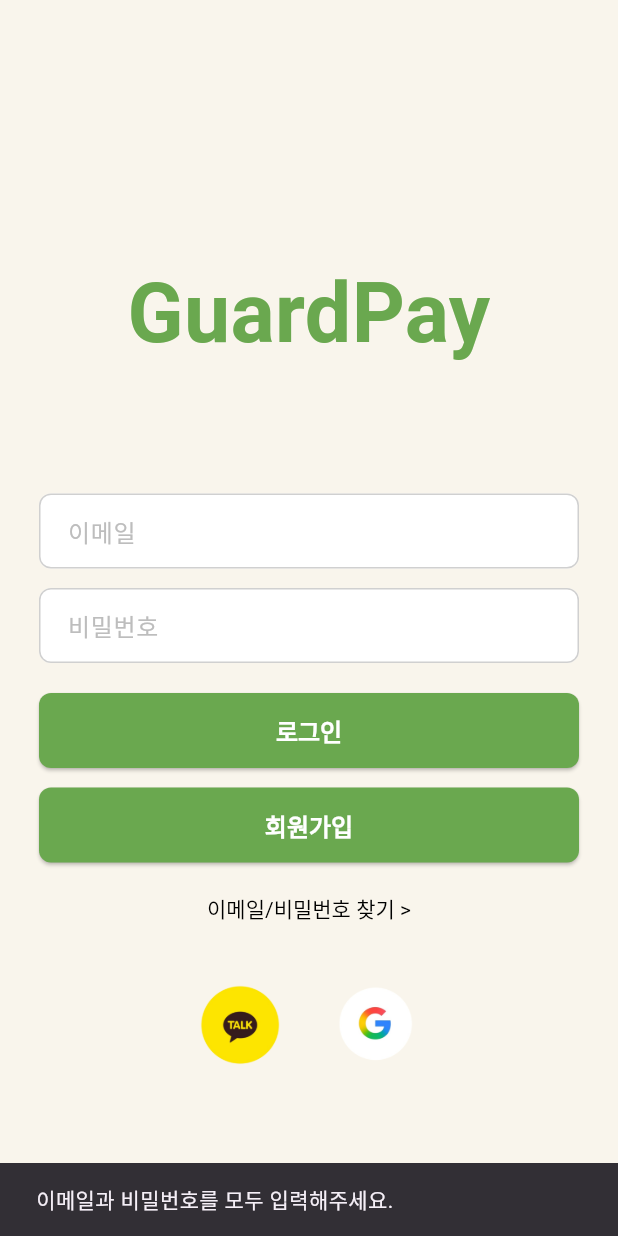
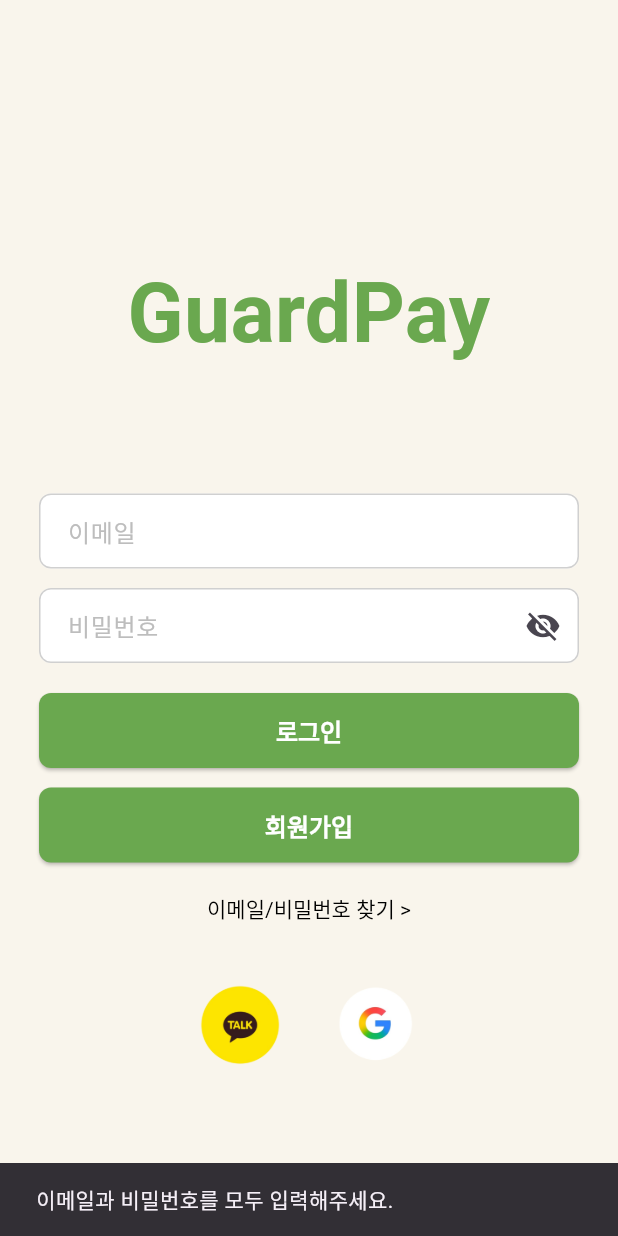
Before and after one commit to minmin02/guardpayFlutter, a Flutter app: the screen it shows after launch, after a tap on "로그인", on a phone screen of 412 x 824 dp. Run offline on Flutter 3.47's test engine with Material 3 defaults, Android fonts, the phone set to English and light mode, and no system bars; our stand-ins replace flutter_secure_storage; missing offline and left inert: kakao_flutter_sdk_user.

Commit message:
로그인화면 토근인증 연결

```diff
--- a/lib/features/auth/screens/login_screen.dart
+++ b/lib/features/auth/screens/login_screen.dart
@@ -1,6 +1,7 @@
 import 'package:flutter/material.dart';
 import 'dart:convert';
 import 'package:http/http.dart' as http;
+import 'package:flutter_secure_storage/flutter_secure_storage.dart';
 
 class LoginScreen extends StatefulWidget {
   const LoginScreen({super.key});
@@ -12,7 +13,9 @@ class LoginScreen extends StatefulWidget {
 class _LoginScreenState extends State<LoginScreen> {
   final _emailController = TextEditingController();
   final _passwordController = TextEditingController();
+  final _storage = const FlutterSecureStorage();
   bool _isLoading = false;
+  bool _obscureText = true;
 
   Future<void> _handleLogin() async {
     if (_emailController.text.isEmpty || _passwordController.text.isEmpty) {
@@ -37,10 +40,18 @@ class _LoginScreenState extends State<LoginScreen> {
       );
 
       if (response.statusCode == 200) {
+        final data = jsonDecode(response.body);
+
+        // ✅ 토큰 저장
+        await _storage.write(key: 'accessToken', value: data['accessToken']);
+        await _storage.write(key: 'refreshToken', value: data['refreshToken']);
+
         ScaffoldMessenger.of(context).showSnackBar(
           const SnackBar(content: Text('로그인 성공!')),
         );
-        // TODO: 홈 화면 이동
+
+        // ✅ 홈 화면으로 이동 (로그인 페이지는 제거)
+        Navigator.pushReplacementNamed(context, '/home');
       } else {
         final error = jsonDecode(response.body);
         ScaffoldMessenger.of(context).showSnackBar(
@@ -59,7 +70,7 @@ class _LoginScreenState extends State<LoginScreen> {
   @override
   Widget build(BuildContext context) {
     return Scaffold(
-      backgroundColor: const Color(0xFFF9F5EC), // theme와 통일
+      backgroundColor: const Color(0xFFF9F5EC),
       body: SafeArea(
         child: SingleChildScrollView(
           padding: const EdgeInsets.symmetric(horizontal: 26, vertical: 60),
@@ -76,7 +87,6 @@ class _LoginScreenState extends State<LoginScreen> {
                   fontWeight: FontWeight.bold,
                 ),
               ),
-
               const SizedBox(height: 80),
               TextField(
                 controller: _emailController,
@@ -89,21 +99,29 @@ class _LoginScreenState extends State<LoginScreen> {
                   EdgeInsets.symmetric(vertical: 13.0, horizontal: 15.0),
                 ),
               ),
-
               const SizedBox(height: 13),
               TextField(
                 controller: _passwordController,
-                obscureText: true,
-                decoration: const InputDecoration(
+                obscureText: _obscureText,
+                decoration: InputDecoration(
                   hintText: '비밀번호',
-                  border: OutlineInputBorder(),
+                  border: const OutlineInputBorder(),
                   filled: true,
                   fillColor: Colors.white,
-                  contentPadding:
-                  EdgeInsets.symmetric(vertical: 13.0, horizontal: 15.0),
+                  contentPadding: const EdgeInsets.symmetric(
+                      vertical: 13.0, horizontal: 15.0),
+                  suffixIcon: IconButton(
+                    icon: Icon(
+                      _obscureText ? Icons.visibility_off : Icons.visibility,
+                    ),
+                    onPressed: () {
+                      setState(() {
+                        _obscureText = !_obscureText;
+                      });
+                    },
+                  ),
                 ),
               ),
-
               const SizedBox(height: 20),
               ElevatedButton(
                 onPressed: _isLoading ? null : _handleLogin,
@@ -122,7 +140,6 @@ class _LoginScreenState extends State<LoginScreen> {
                     ? const CircularProgressIndicator(color: Colors.white)
                     : const Text('로그인'),
               ),
-
               const SizedBox(height: 13),
               ElevatedButton(
                 onPressed: () {
@@ -141,7 +158,6 @@ class _LoginScreenState extends State<LoginScreen> {
                 ),
                 child: const Text('회원가입'),
               ),
-
               const SizedBox(height: 7),
               TextButton(
                 onPressed: () {
@@ -153,14 +169,13 @@ class _LoginScreenState extends State<LoginScreen> {
                 ),
                 child: const Text('이메일/비밀번호 찾기 >'),
               ),
-
               const SizedBox(height: 18),
               Row(
                 mainAxisAlignment: MainAxisAlignment.center,
                 children: [
                   GestureDetector(
                     onTap: () {
-                      // TODO: 카카오 로그인 로직 구현
+                      // TODO: 카카오 로그인 로직
                     },
                     child: Image.asset(
                       'assets/images/kakao_logo.png',
@@ -171,7 +186,7 @@ class _LoginScreenState extends State<LoginScreen> {
                   const SizedBox(width: 22),
                   GestureDetector(
                     onTap: () {
-                      // TODO: 구글 로그인 로직 구현
+                      // TODO: 구글 로그인 로직
                     },
                     child: Image.asset(
                       'assets/images/google_logo.png',
--- a/lib/main.dart
+++ b/lib/main.dart
@@ -1,38 +1,40 @@
 import 'package:flutter/material.dart';
 import 'package:kakao_flutter_sdk_user/kakao_flutter_sdk_user.dart';
-
-// --- 필요한 파일들을 모두 import 합니다 ---
+import 'package:flutter_secure_storage/flutter_secure_storage.dart';
 import 'config/theme.dart';
 import 'features/auth/screens/login_screen.dart';
 import 'features/auth/screens/signup_screen.dart';
 import 'features/auth/screens/reset_password_screen.dart';
+import 'features/auth/screens/home_screen.dart';
 
-void main() {
-  // ✅ 앱이 시작되기 전에 카카오 SDKS 초기화합니다.
-  KakaoSdk.init(
-    nativeAppKey: '6cdfe8239c6cf5fdbaf793f4fc9581e3',
-  );
 
-  runApp(const MyApp());
+void main() async {
+  WidgetsFlutterBinding.ensureInitialized();
+  KakaoSdk.init(nativeAppKey: '6cdfe8239c6cf5fdbaf793f4fc9581e3');
+
+  // ✅ 토큰 체크 후 적절한 첫 화면 결정
+  final storage = FlutterSecureStorage();
+  final accessToken = await storage.read(key: 'accessToken');
+
+  runApp(MyApp(initialRoute: accessToken != null ? '/home' : '/login'));
 }
 
 class MyApp extends StatelessWidget {
-  const MyApp({super.key});
+  final String initialRoute;
+  const MyApp({super.key, required this.initialRoute});
 
   @override
   Widget build(BuildContext context) {
     return MaterialApp(
       debugShowCheckedModeBanner: false,
       title: 'GuardPay App',
-      // ✅ config/theme.dart에서 정의한 테마를 사용합니다.
       theme: appTheme(),
-      // ✅ 앱의 첫 화면을 로그인 화면으로 설정합니다.
-      initialRoute: '/login',
-      // ✅ 여러 화면을 관리하고 쉽게 이동하기 위해 routes 방식을 사용합니다.
+      initialRoute: initialRoute, // ✅ 토큰 존재 여부에 따라 첫 화면 변경
       routes: {
         '/login': (context) => const LoginScreen(),
         '/signup': (context) => const SignupScreen(),
         '/reset': (context) => const ResetPasswordScreen(),
+        '/home': (context) => const HomeScreen(), // ✅ 홈 라우트 추가
       },
     );
   }
--- a/pubspec.yaml
+++ b/pubspec.yaml
@@ -37,6 +37,8 @@ dependencies:
   cupertino_icons: ^1.0.8
   # 🚨 서버 통신을 위해 http 패키지를 추가했습니다.
   http: ^1.2.1
+  flutter_secure_storage: ^9.0.0
+
 
 dev_dependencies:
   flutter_test:
@@ -63,7 +65,7 @@ flutter:
   # To add assets to your application, add an assets section, like this:
   assets:
     - assets/images/
-    - assets/icons/
+    # - assets/icons/
   #   - images/a_dot_ham.jpeg
 
   # An image asset can refer to one or more resolution-specific "variants", see
```
Also changed, not shown: lib/features/auth/screens/home_screen.dart (added, +58 -0 lines), pubspec.lock, 6 other files.
